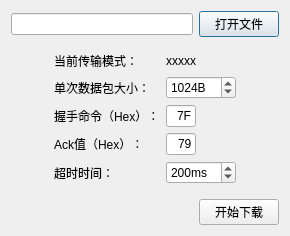
dashao643/SerialTool-Qt, file sendfiledialog.ui: the form before one commit.
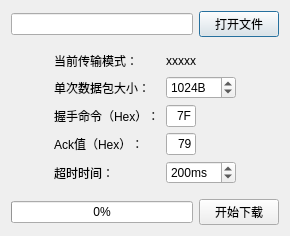
The form after the commit. Icons and pictures are not drawn.

```diff
--- a/sendfiledialog.ui
+++ b/sendfiledialog.ui
@@ -251,6 +251,13 @@
      </property>
     </widget>
    </item>
+   <item row="2" column="0">
+    <widget class="QProgressBar" name="progressBar">
+     <property name="value">
+      <number>0</number>
+     </property>
+    </widget>
+   </item>
   </layout>
  </widget>
  <resources>
```
